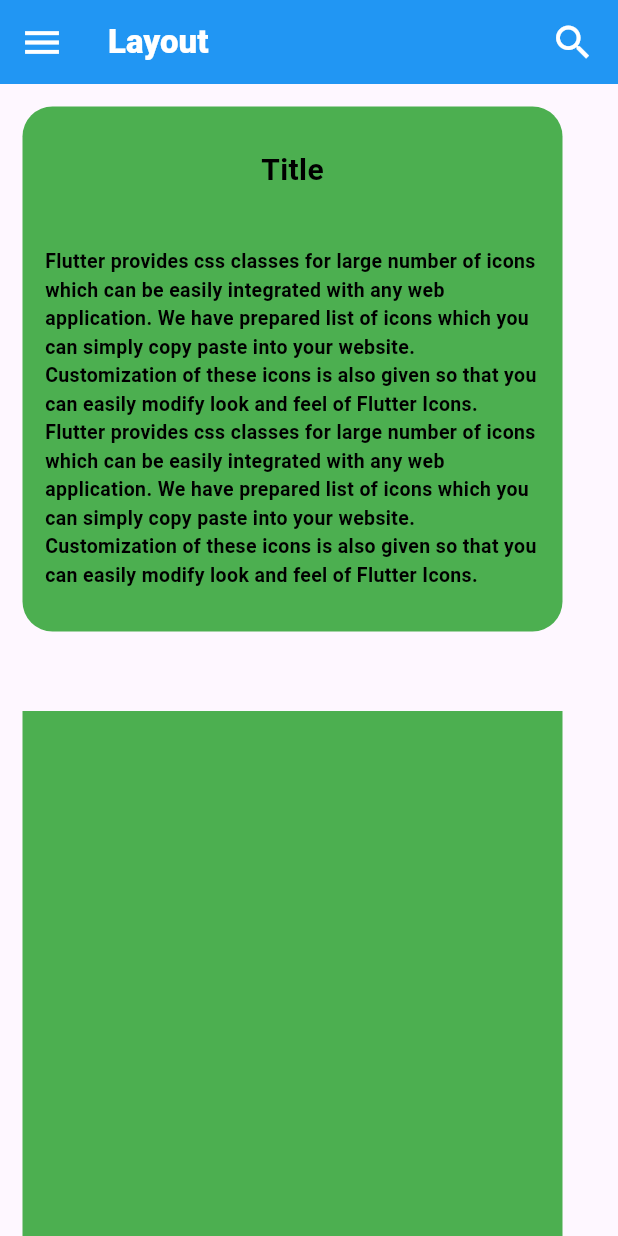
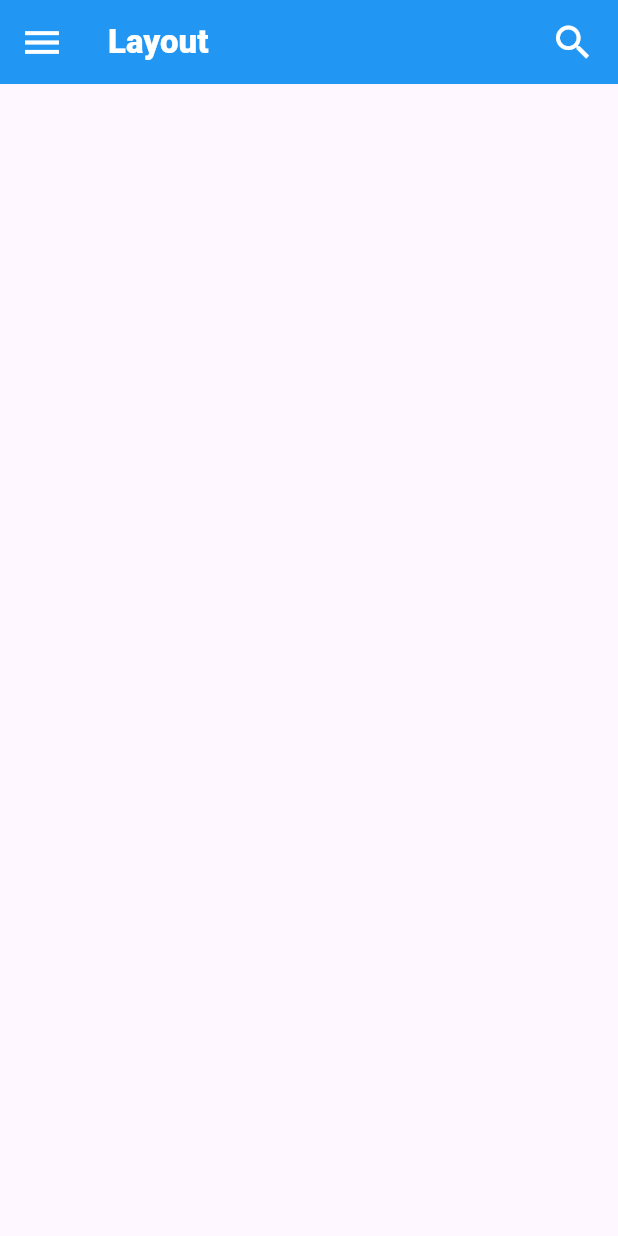
Before and after one commit to DP-Flutter-course/layout-app-2, a Flutter app: the screen it shows after launch, on a phone screen of 412 x 824 dp. Run offline on Flutter 3.47's test engine with Material 3 defaults, Android fonts, the phone set to English and light mode, and no system bars.

Commit message:
reset to new project

```diff
--- a/layout_app_2/lib/main.dart
+++ b/layout_app_2/lib/main.dart
@@ -29,47 +29,7 @@
 
         body: Column(
           mainAxisAlignment: MainAxisAlignment.spaceBetween,
-          children: [
-            Padding(
-              padding: const EdgeInsets.all(15.0),
-              child: Container(
-                decoration: BoxDecoration(
-                  borderRadius: BorderRadius.circular(20,),
-                  color: Colors.green,
-                ),
-                height: 350,
-                width: 360,
-                child: Column(
-                  mainAxisAlignment: MainAxisAlignment.spaceAround,
-                  children: [
-                    Padding(
-                      padding: const EdgeInsets.fromLTRB(15, 15, 15, 5),
-                      child: Text(
-                        'Title',
-                        style: TextStyle(
-                          color: Colors.black,
-                          fontWeight: FontWeight.w600,
-                          fontSize: 20,
-                        ),
-                      ),
-                    ),
-                    Padding(
-                      padding: const EdgeInsets.fromLTRB(15, 5, 15, 15),
-                      child: Text(
-                        'Flutter provides css classes for large number of icons which can be easily integrated with any web application. We have prepared list of icons which you can simply copy paste into your website. Customization of these icons is also given so that you can easily modify look and feel of Flutter Icons. Flutter provides css classes for large number of icons which can be easily integrated with any web application. We have prepared list of icons which you can simply copy paste into your website. Customization of these icons is also given so that you can easily modify look and feel of Flutter Icons.',
-                        style: TextStyle(
-                          color: Colors.black,
-                          fontWeight: FontWeight.w600,
-                          fontSize: 13,
-                        ),
-                      ),
-                    ),
-                  ],
-                )
-              ),
-            ),
-            Container(color: Colors.green, height: 350, width: 360),
-          ],
+
         ),
       ),
     );
```
